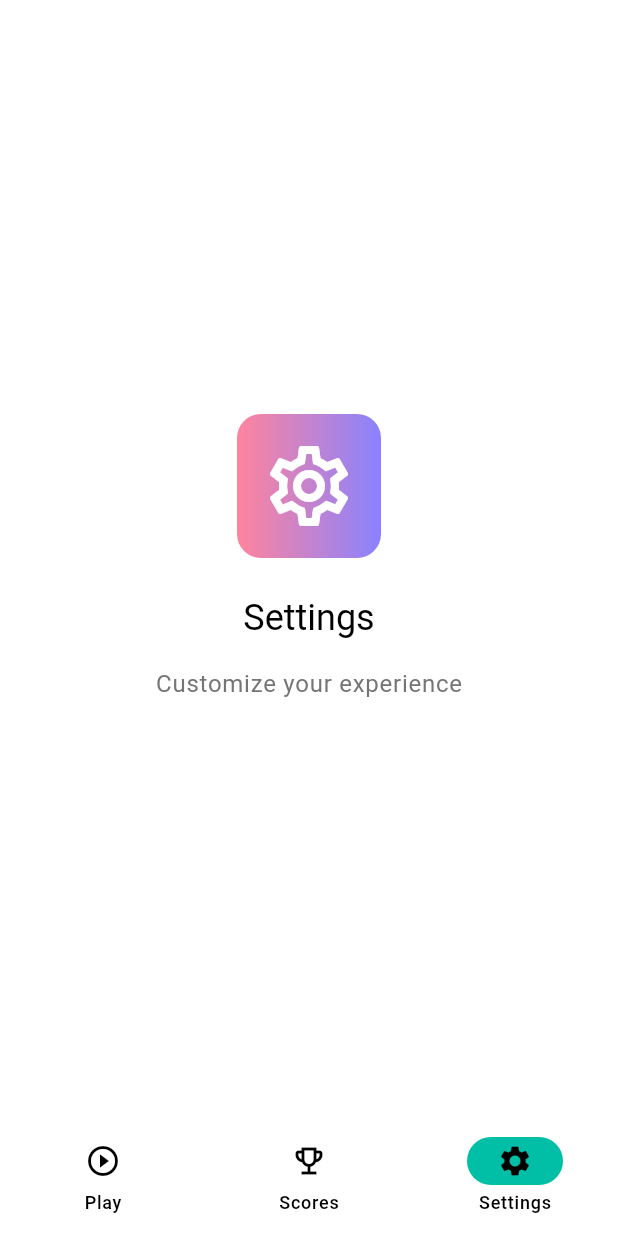
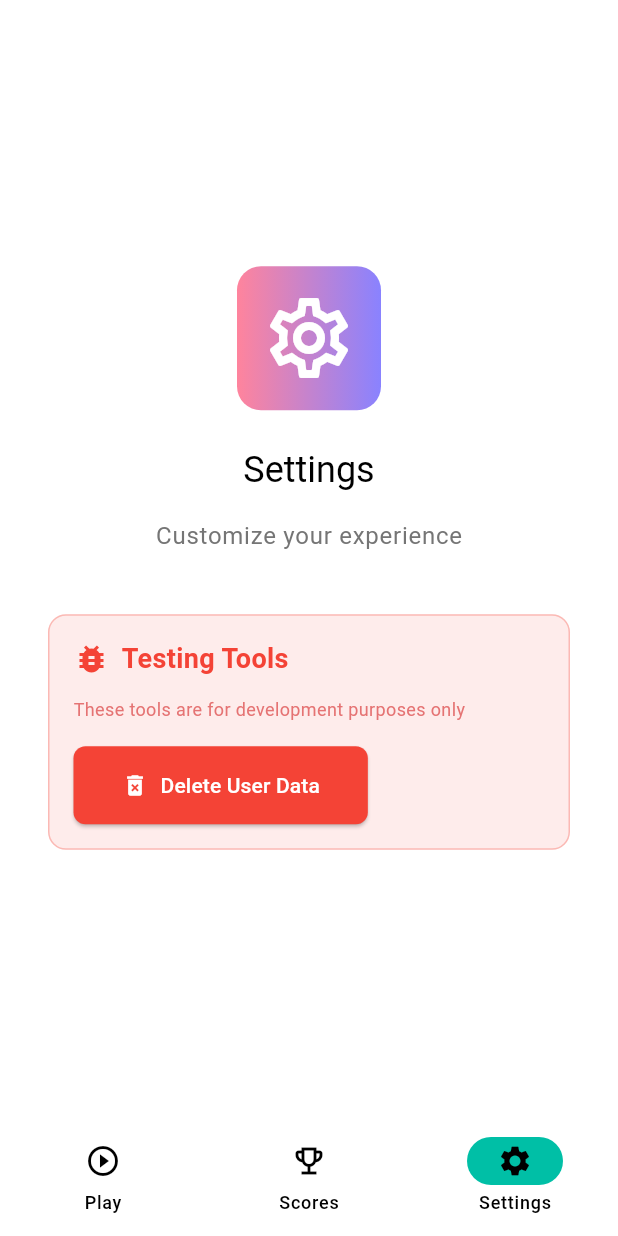
Before and after one commit to llanterme/clip_cryptic, a Flutter app: the HomeScreen screen opened by its route, item 3 of the bottom bar chosen, on a phone screen of 412 x 824 dp. Run offline on Flutter 3.47's test engine with Material 3 defaults, Android fonts, the phone set to English and light mode, and no system bars; our stand-ins replace dio, flutter_riverpod, freezed_annotation, go_router, riverpod_annotation, shared_preferences; accounts and stored records are empty; generated files the repository leaves out were written again.

Commit message:
add icons

```diff
--- a/lib/features/settings/screens/settings_screen.dart
+++ b/lib/features/settings/screens/settings_screen.dart
@@ -1,12 +1,14 @@
 import 'package:flutter/material.dart';
+import 'package:flutter_riverpod/flutter_riverpod.dart';
 import 'package:clip_cryptic/core/theme/app_theme.dart';
 import 'package:clip_cryptic/core/widgets/animated_background.dart';
+import 'package:clip_cryptic/features/user/repositories/user_repository.dart';
 
-class SettingsScreen extends StatelessWidget {
+class SettingsScreen extends ConsumerWidget {
   const SettingsScreen({super.key});
 
   @override
-  Widget build(BuildContext context) {
+  Widget build(BuildContext context, WidgetRef ref) {
     return AnimatedBackground(
       child: Center(
         child: Column(
@@ -41,6 +43,102 @@ class SettingsScreen extends StatelessWidget {
                     color: Colors.grey[600],
                   ),
             ),
+            const SizedBox(height: 40),
+
+            // Testing section
+            Container(
+              width: double.infinity,
+              margin: const EdgeInsets.symmetric(horizontal: 32),
+              padding: const EdgeInsets.all(16),
+              decoration: BoxDecoration(
+                color: Colors.red.withOpacity(0.1),
+                borderRadius: BorderRadius.circular(12),
+                border: Border.all(
+                  color: Colors.red.withOpacity(0.3),
+                  width: 1,
+                ),
+              ),
+              child: Column(
+                crossAxisAlignment: CrossAxisAlignment.start,
+                children: [
+                  Row(
+                    children: [
+                      const Icon(Icons.bug_report, color: Colors.red),
+                      const SizedBox(width: 8),
+                      Text(
+                        'Testing Tools',
+                        style: TextStyle(
+                          color: Colors.red,
+                          fontWeight: FontWeight.bold,
+                          fontSize: 18,
+                        ),
+                      ),
+                    ],
+                  ),
+                  const SizedBox(height: 12),
+                  Text(
+                    'These tools are for development purposes only',
+                    style: TextStyle(
+                      color: Colors.red.shade300,
+                      fontSize: 12,
+                    ),
+                  ),
+                  const SizedBox(height: 16),
+
+                  // Delete user button
+                  ElevatedButton.icon(
+                    onPressed: () async {
+                      // Show confirmation dialog
+                      final confirm = await showDialog<bool>(
+                        context: context,
+                        builder: (context) => AlertDialog(
+                          title: const Text('Delete User Data?'),
+                          content: const Text(
+                            'This will remove your user ID from local storage. '
+                            'The app will create a new user ID the next time you start a game.\n\n'
+                            'This is for testing purposes only.',
+                          ),
+                          actions: [
+                            TextButton(
+                              onPressed: () => Navigator.pop(context, false),
+                              child: const Text('Cancel'),
+                            ),
+                            TextButton(
+                              onPressed: () => Navigator.pop(context, true),
+                              child: const Text('Delete'),
+                            ),
+                          ],
+                        ),
+                      );
+
+                      // If confirmed, delete the user
+                      if (confirm == true) {
+                        await ref.read(userRepositoryProvider.notifier).deleteUser();
+
+                        // Show success message
+                        if (context.mounted) {
+                          ScaffoldMessenger.of(context).showSnackBar(
+                            const SnackBar(
+                              content: Text('User data deleted successfully'),
+                              backgroundColor: Colors.green,
+                            ),
+                          );
+                        }
+                      }
+                    },
+                    style: ElevatedButton.styleFrom(
+                      backgroundColor: Colors.red,
+                      foregroundColor: Colors.white,
+                      shape: RoundedRectangleBorder(
+                        borderRadius: BorderRadius.circular(8),
+                      ),
+                    ),
+                    icon: const Icon(Icons.delete_forever),
+                    label: const Text('Delete User Data'),
+                  ),
+                ],
+              ),
+            ),
           ],
         ),
       ),
--- a/lib/features/user/repositories/user_repository.dart
+++ b/lib/features/user/repositories/user_repository.dart
@@ -1,4 +1,5 @@
 import 'dart:convert';
+import 'dart:developer' as developer;
 import 'package:riverpod_annotation/riverpod_annotation.dart';
 import 'package:shared_preferences/shared_preferences.dart';
 import 'package:clip_cryptic/features/user/models/user.dart';
@@ -8,7 +9,7 @@ part 'user_repository.g.dart';
 
 const _userKey = 'user_data';
 
-@riverpod
+@Riverpod(keepAlive: true)
 class UserRepository extends _$UserRepository {
   @override
   FutureOr<User?> build() async {
@@ -40,4 +41,14 @@ class UserRepository extends _$UserRepository {
     final prefs = await SharedPreferences.getInstance();
     await prefs.setString(_userKey, json.encode(user.toJson()));
   }
+
+  /// Deletes the current user from local storage
+  /// Used for testing purposes
+  Future<void> deleteUser() async {
+    developer.log('Deleting user from local storage');
+    final prefs = await SharedPreferences.getInstance();
+    await prefs.remove(_userKey);
+    state = const AsyncValue.data(null);
+    developer.log('User deleted successfully');
+  }
 }
```
Also changed, not shown: lib/features/game/controllers/game_controller.dart (+101 -31 lines), lib/features/game/screens/play_screen.dart (+8 -4 lines), lib/features/game/services/game_service.dart (+86 -16 lines), lib/features/game/controllers/game_controller.g.dart, lib/features/user/repositories/user_repository.g.dart, lib/features/welcome/screens/welcome_screen.dart (line endings or trailing spaces), 31 other files.
